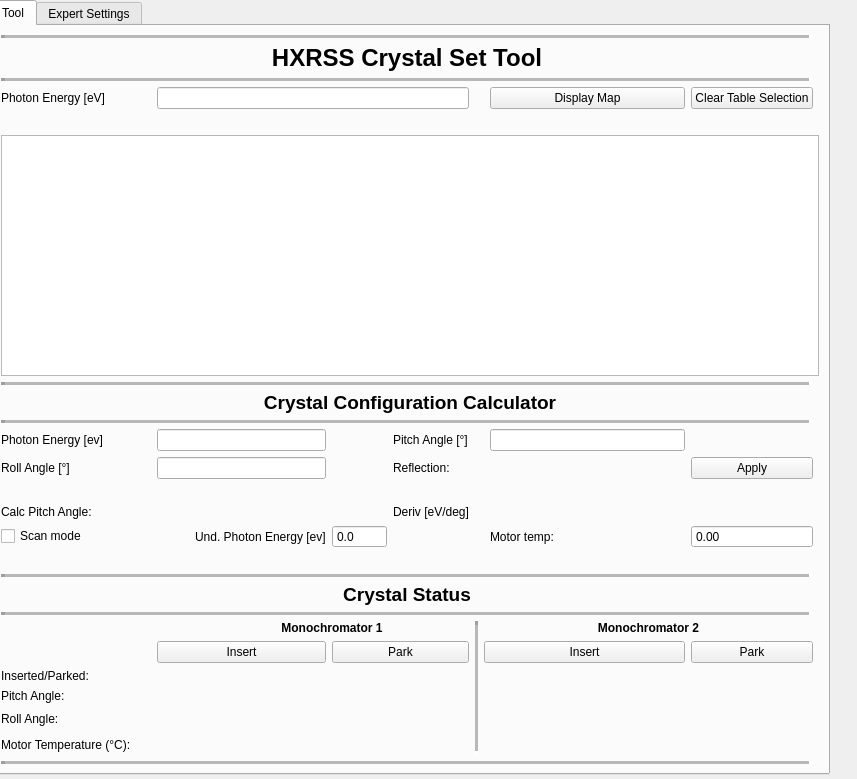
Above: hxrss_main_window.ui from marcguetg/hxrss before the change. Below: the same form after it.
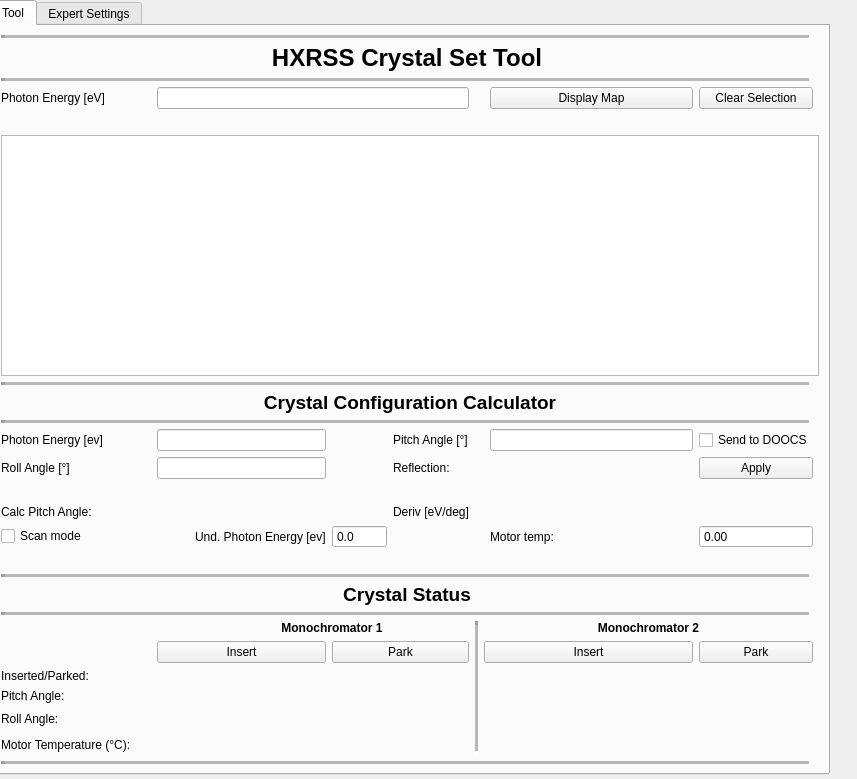
That is the form after the change.

Commit message: added Send to DOOCS funciton

What changed in the file:
```diff
--- a/hxrss_main_window.ui
+++ b/hxrss_main_window.ui
@@ -237,7 +237,7 @@
       <item row="3" column="9">
        <widget class="QPushButton" name="tableButton">
         <property name="text">
-         <string>Clear Table Selection</string>
+         <string>Clear Selection</string>
         </property>
        </widget>
       </item>
@@ -550,6 +550,13 @@
         </property>
        </widget>
       </item>
+      <item row="9" column="9">
+       <widget class="QCheckBox" name="doocs_checkBox">
+        <property name="text">
+         <string>Send to DOOCS</string>
+        </property>
+       </widget>
+      </item>
      </layout>
     </widget>
     <widget class="QWidget" name="tab_2">
```
The commit also changes 6 other files.
